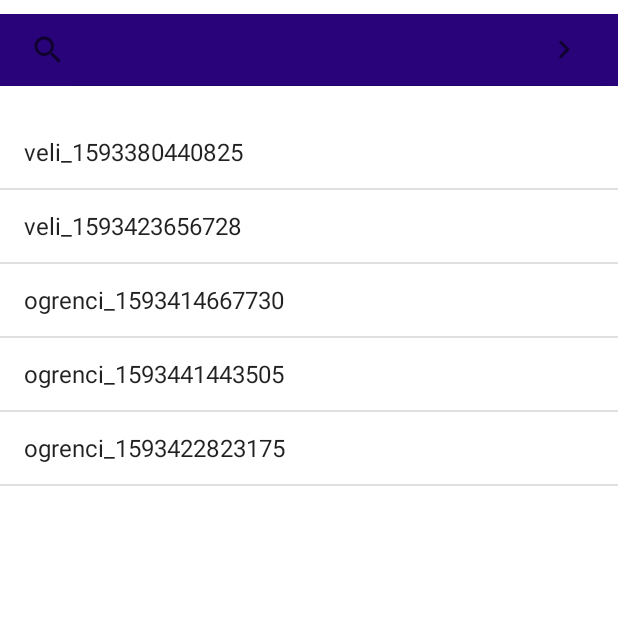
After one commit to nisaelek/servisimNeredeNew, an Android app: the AramaActivity screen opened directly, with no data from a screen before it, on a phone screen of 412 x 824 dp, the top half of it. The commit adds this screen. Run offline under Robolectric (Android 15) with nearby library versions, the phone set to English and light mode, and no system bars; our stand-ins replace Firebase (no records; nobody signed in at launch, a user with empty details on screens opened directly).

Commit message:
search box added

```diff
--- a/app/src/main/AndroidManifest.xml
+++ b/app/src/main/AndroidManifest.xml
@@ -4,7 +4,7 @@
     android:versionCode="2"
     android:versionName="1.2">
 
-    <uses-permission android:name="android.permission.READ_EXTERNAL_STORAGE"></uses-permission>
+    <uses-permission android:name="android.permission.READ_EXTERNAL_STORAGE" />
     <uses-permission android:name="android.permission.ACCESS_FINE_LOCATION" />
     <uses-permission android:name="android.permission.ACCESS_COARSE_LOCATION" />
     <uses-permission android:name="android.permission.INTERNET" />
@@ -16,7 +16,9 @@
         android:roundIcon="@mipmap/ic_launcher_round"
         android:supportsRtl="true"
         android:theme="@style/AppTheme">
-        <activity android:name=".UploadActivity"></activity>
+        <activity android:name="com.nisaelek.AramaActivity"></activity>
+        <activity android:name="com.nisaelek.MesajActivity" />
+        <activity android:name=".UploadActivity" />
         <activity android:name=".ShareActivity" />
         <activity android:name=".AnaActivity" />
         <activity android:name=".KayitActivity" />
--- /dev/null
+++ b/app/src/main/java/com/nisaelek/AramaActivity.java
@@ -0,0 +1,67 @@
+package com.nisaelek;
+
+import androidx.appcompat.app.AppCompatActivity;
+
+import android.os.Bundle;
+import android.text.TextUtils;
+import android.util.Log;
+import android.widget.ArrayAdapter;
+import android.widget.ListView;
+import android.widget.SearchView;
+
+import com.google.firebase.database.DataSnapshot;
+import com.google.firebase.database.DatabaseError;
+import com.google.firebase.database.DatabaseReference;
+import com.google.firebase.database.FirebaseDatabase;
+import com.google.firebase.database.ValueEventListener;
+import com.google.protobuf.Any;
+import com.nisaelek.servisimnerede.R;
+
+import java.util.ArrayList;
+import java.util.List;
+
+public class AramaActivity extends AppCompatActivity implements SearchView.OnQueryTextListener {
+    private SearchView karamakutusu;
+    private ListView kliste;
+
+    String[]Kullanicilar={"veli_1593380440825","veli_1593423656728","ogrenci_1593414667730","ogrenci_1593441443505","ogrenci_1593422823175"};
+    @Override
+    protected void onCreate(Bundle savedInstanceState) {
+        super.onCreate(savedInstanceState);
+        setContentView(R.layout.activity_arama);
+        karamakutusu = (SearchView) findViewById(R.id.aramakutusu);
+        kliste = (ListView) findViewById(R.id.liste);
+
+        ArrayAdapter<String> adapter = new ArrayAdapter<String>(this, android.R.layout.simple_list_item_1,Kullanicilar);
+        kliste.setAdapter(adapter);
+       kliste.setTextFilterEnabled(true);
+        setupArama();
+
+    }
+
+    private void setupArama() {
+        karamakutusu.setIconifiedByDefault(false);
+        karamakutusu.setOnQueryTextListener(this);
+        karamakutusu.setSubmitButtonEnabled(true);
+    }
+
+    ;
+
+
+    @Override
+    public boolean onQueryTextSubmit(String query) {
+        return false;
+    }
+
+    @Override
+    public boolean onQueryTextChange(String newText) {
+        if (TextUtils.isEmpty(newText)) {
+            kliste.clearTextFilter();
+
+        } else {
+            kliste.setFilterText(newText);
+        }
+        return true;
+
+    }
+}
--- a/app/src/main/java/com/nisaelek/servisimnerede/AnaActivity.java
+++ b/app/src/main/java/com/nisaelek/servisimnerede/AnaActivity.java
@@ -14,6 +14,7 @@ import com.google.firebase.auth.FirebaseAuth;
 import com.google.firebase.auth.FirebaseUser;
 import com.google.firebase.database.DatabaseReference;
 import com.google.firebase.iid.FirebaseInstanceId;
+import com.nisaelek.AramaActivity;
 
 import java.util.List;
 
@@ -52,6 +53,10 @@ public class AnaActivity extends AppCompatActivity {
         Intent intent = new Intent(AnaActivity.this, ShareActivity.class);
         startActivity(intent);
     }
+    public void aramaGit(View view) {
+        Intent intent = new Intent(AnaActivity.this, AramaActivity.class);
+        startActivity(intent);
+    }
 
 /*
     @Override
--- a/app/src/main/java/com/nisaelek/servisimnerede/ProfileActivity.java
+++ b/app/src/main/java/com/nisaelek/servisimnerede/ProfileActivity.java
@@ -282,7 +282,7 @@ public class ProfileActivity extends AppCompatActivity {
                     }
                 });
 
-                Toast.makeText(ProfileActivity.this, "Yuppi", Toast.LENGTH_SHORT).show();
+                Toast.makeText(ProfileActivity.this, "Başarılı şekilde Profil guncellendi", Toast.LENGTH_SHORT).show();
                 progresBarCircle.setVisibility(View.GONE);
             }
         });
--- a/app/src/main/res/drawable-anydpi/ic_chat.xml
+++ b/app/src/main/res/drawable-anydpi/ic_chat.xml
@@ -3,9 +3,9 @@
     android:height="24dp"
     android:viewportWidth="24"
     android:viewportHeight="24"
-    android:tint="#2C3885"
+    android:tint="#18BC9C"
     android:alpha="0.8">
     <path
-        android:fillColor="@color/iconcolor"
+        android:fillColor="#FF000000"
         android:pathData="M20,4L4,4c-1.1,0 -1.99,0.9 -1.99,2L2,18c0,1.1 0.9,2 2,2h16c1.1,0 2,-0.9 2,-2L22,6c0,-1.1 -0.9,-2 -2,-2zM20,8l-8,5 -8,-5L4,6l8,5 8,-5v2z"/>
 </vector>
--- /dev/null
+++ b/app/src/main/res/layout/activity_arama.xml
@@ -0,0 +1,30 @@
+<?xml version="1.0" encoding="utf-8"?>
+<RelativeLayout
+    xmlns:android="http://schemas.android.com/apk/res/android"
+    xmlns:app="http://schemas.android.com/apk/res-auto"
+    xmlns:tools="http://schemas.android.com/tools"
+    android:layout_width="match_parent"
+    android:layout_height="match_parent"
+    android:background="@color/white"
+    tools:context="com.nisaelek.AramaActivity">
+
+    <SearchView
+        android:id="@+id/aramakutusu"
+        android:layout_width="match_parent"
+        android:layout_height="wrap_content"
+        android:layout_alignParentTop="true"
+        android:layout_marginTop="9dp"
+        android:background="@color/iconcolor">
+
+    </SearchView>
+
+    <ListView
+        android:id="@+id/liste"
+        android:layout_width="match_parent"
+        android:layout_height="605dp"
+        android:layout_below="@+id/aramakutusu"
+        android:layout_marginTop="20dp">
+
+    </ListView>
+
+</RelativeLayout>
```
Also changed, not shown: app/src/main/java/com/nisaelek/MesajActivity.java (added, +16 -0 lines), app/src/main/res/layout/activity_ana.xml (+149 -124 lines), app/src/main/res/layout/activity_mesaj.xml (added, +9 -0 lines), app/src/main/res/drawable-hdpi/ic_chat.png, app/src/main/res/drawable-mdpi/ic_chat.png, app/src/main/res/drawable-xhdpi/ic_chat.png, app/src/main/res/drawable-xxhdpi/ic_chat.png.
